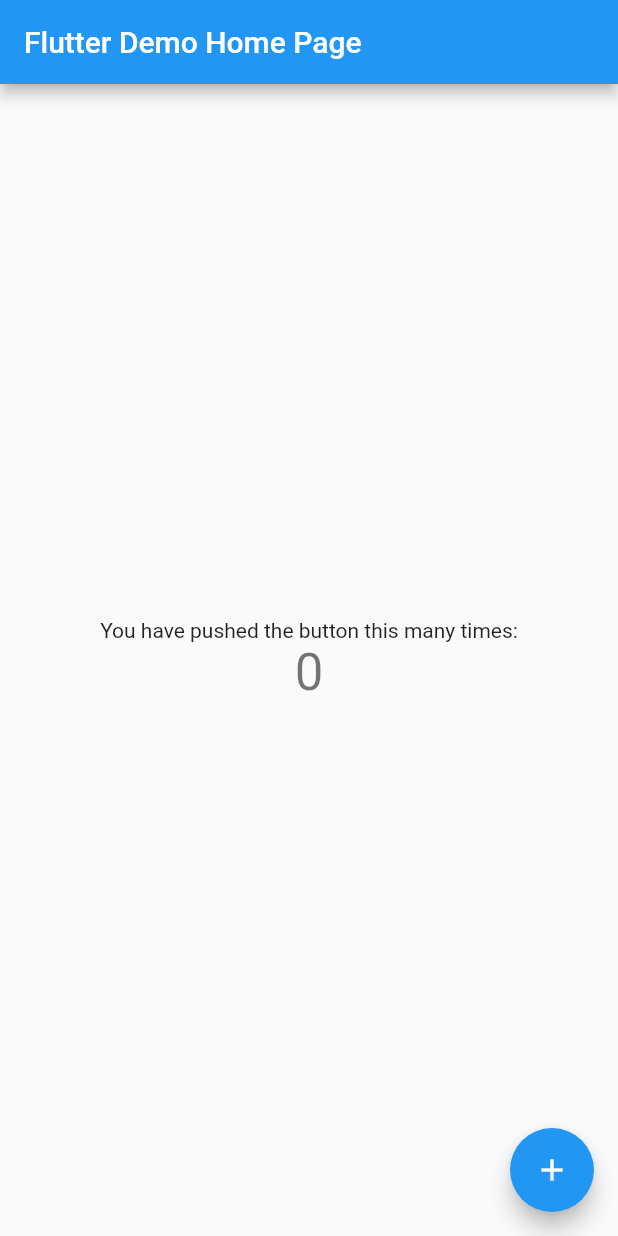
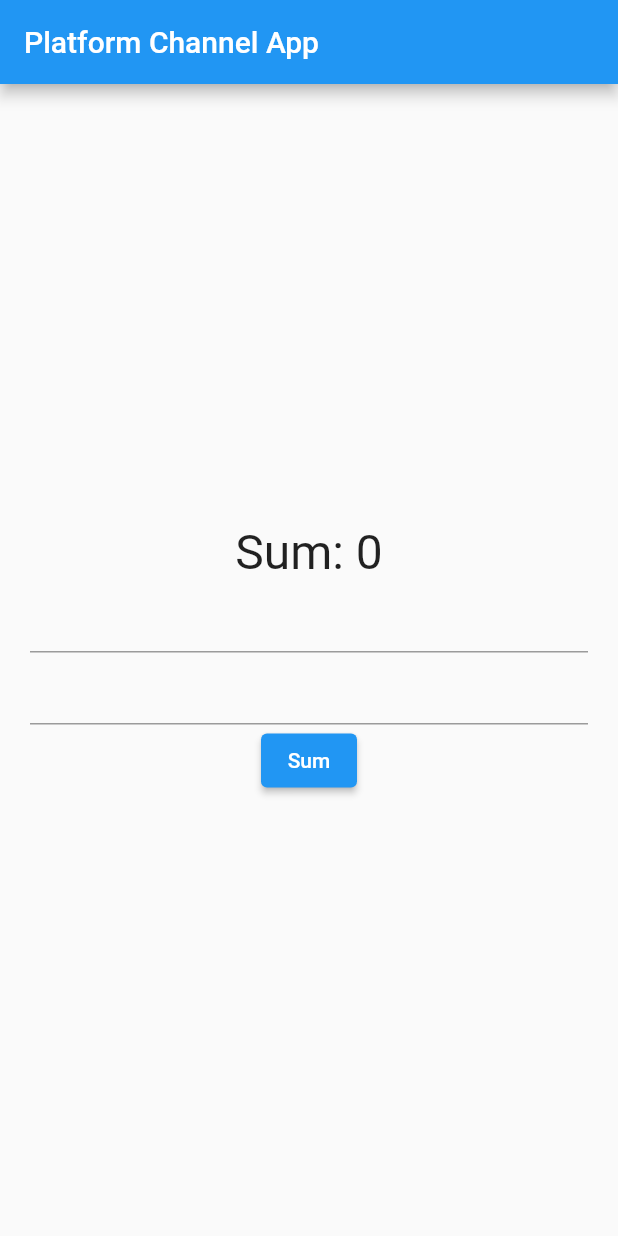
Before and after one commit to JacksonMonteiro/flutter_platform_channel_sum_app, a Flutter app: the screen it shows after launch, on a phone screen of 412 x 824 dp. Run offline on Flutter 3.47's test engine with Material 2 defaults, Android fonts, the light colour scheme and no system bars.

Commit message:
base code

```diff
--- a/lib/main.dart
+++ b/lib/main.dart
@@ -7,109 +7,77 @@
 class MyApp extends StatelessWidget {
   const MyApp({Key? key}) : super(key: key);
 
-  // This widget is the root of your application.
   @override
   Widget build(BuildContext context) {
     return MaterialApp(
-      title: 'Flutter Demo',
       theme: ThemeData(
-        // This is the theme of your application.
-        //
-        // Try running your application with "flutter run". You'll see the
-        // application has a blue toolbar. Then, without quitting the app, try
-        // changing the primarySwatch below to Colors.green and then invoke
-        // "hot reload" (press "r" in the console where you ran "flutter run",
-        // or simply save your changes to "hot reload" in a Flutter IDE).
-        // Notice that the counter didn't reset back to zero; the application
-        // is not restarted.
         primarySwatch: Colors.blue,
       ),
-      home: const MyHomePage(title: 'Flutter Demo Home Page'),
+      home: const MyHomePage(),
     );
   }
 }
 
 class MyHomePage extends StatefulWidget {
-  const MyHomePage({Key? key, required this.title}) : super(key: key);
-
-  // This widget is the home page of your application. It is stateful, meaning
-  // that it has a State object (defined below) that contains fields that affect
-  // how it looks.
-
-  // This class is the configuration for the state. It holds the values (in this
-  // case the title) provided by the parent (in this case the App widget) and
-  // used by the build method of the State. Fields in a Widget subclass are
-  // always marked "final".
-
-  final String title;
+  const MyHomePage({Key? key}) : super(key: key);
 
   @override
   State<MyHomePage> createState() => _MyHomePageState();
 }
 
 class _MyHomePageState extends State<MyHomePage> {
-  int _counter = 0;
+  int _a = 0;
+  int _b = 0;
+  int _sum = 0;
 
-  void _incrementCounter() {
+  void _calcSum() {
     setState(() {
-      // This call to setState tells the Flutter framework that something has
-      // changed in this State, which causes it to rerun the build method below
-      // so that the display can reflect the updated values. If we changed
-      // _counter without calling setState(), then the build method would not be
-      // called again, and so nothing would appear to happen.
-      _counter++;
+      _sum = _a + _b;
     });
   }
 
   @override
   Widget build(BuildContext context) {
-    // This method is rerun every time setState is called, for instance as done
-    // by the _incrementCounter method above.
-    //
-    // The Flutter framework has been optimized to make rerunning build methods
-    // fast, so that you can just rebuild anything that needs updating rather
-    // than having to individually change instances of widgets.
     return Scaffold(
       appBar: AppBar(
-        // Here we take the value from the MyHomePage object that was created by
-        // the App.build method, and use it to set our appbar title.
-        title: Text(widget.title),
+        title: const Text('Platform Channel App'),
       ),
       body: Center(
-        // Center is a layout widget. It takes a single child and positions it
-        // in the middle of the parent.
-        child: Column(
-          // Column is also a layout widget. It takes a list of children and
-          // arranges them vertically. By default, it sizes itself to fit its
-          // children horizontally, and tries to be as tall as its parent.
-          //
-          // Invoke "debug painting" (press "p" in the console, choose the
-          // "Toggle Debug Paint" action from the Flutter Inspector in Android
-          // Studio, or the "Toggle Debug Paint" command in Visual Studio Code)
-          // to see the wireframe for each widget.
-          //
-          // Column has various properties to control how it sizes itself and
-          // how it positions its children. Here we use mainAxisAlignment to
-          // center the children vertically; the main axis here is the vertical
-          // axis because Columns are vertical (the cross axis would be
-          // horizontal).
-          mainAxisAlignment: MainAxisAlignment.center,
-          children: <Widget>[
-            const Text(
-              'You have pushed the button this many times:',
-            ),
-            Text(
-              '$_counter',
-              style: Theme.of(context).textTheme.headline4,
-            ),
-          ],
+        child: Padding(
+          padding: const EdgeInsets.all(20.0),
+          child: Column(
+            mainAxisAlignment: MainAxisAlignment.center,
+            children: [
+              Text(
+                'Sum: $_sum',
+                style: const TextStyle(fontSize: 32),
+              ),
+              TextField(
+                keyboardType:
+                    const TextInputType.numberWithOptions(decimal: true),
+                onChanged: (value) {
+                  setState(() {
+                    _a = int.tryParse(value) ?? 0;
+                  });
+                },
+              ),
+              TextField(
+                keyboardType:
+                    const TextInputType.numberWithOptions(decimal: true),
+                onChanged: (value) {
+                  setState(() {
+                    _b = int.tryParse(value) ?? 0;
+                  });
+                },
+              ),
+              ElevatedButton(
+                onPressed: _calcSum,
+                child: const Text('Sum'),
+              )
+            ],
+          ),
         ),
       ),
-      floatingActionButton: FloatingActionButton(
-        onPressed: _incrementCounter,
-        tooltip: 'Increment',
-        child: const Icon(Icons.add),
-      ), // This trailing comma makes auto-formatting nicer for build methods.
     );
   }
 }
```
